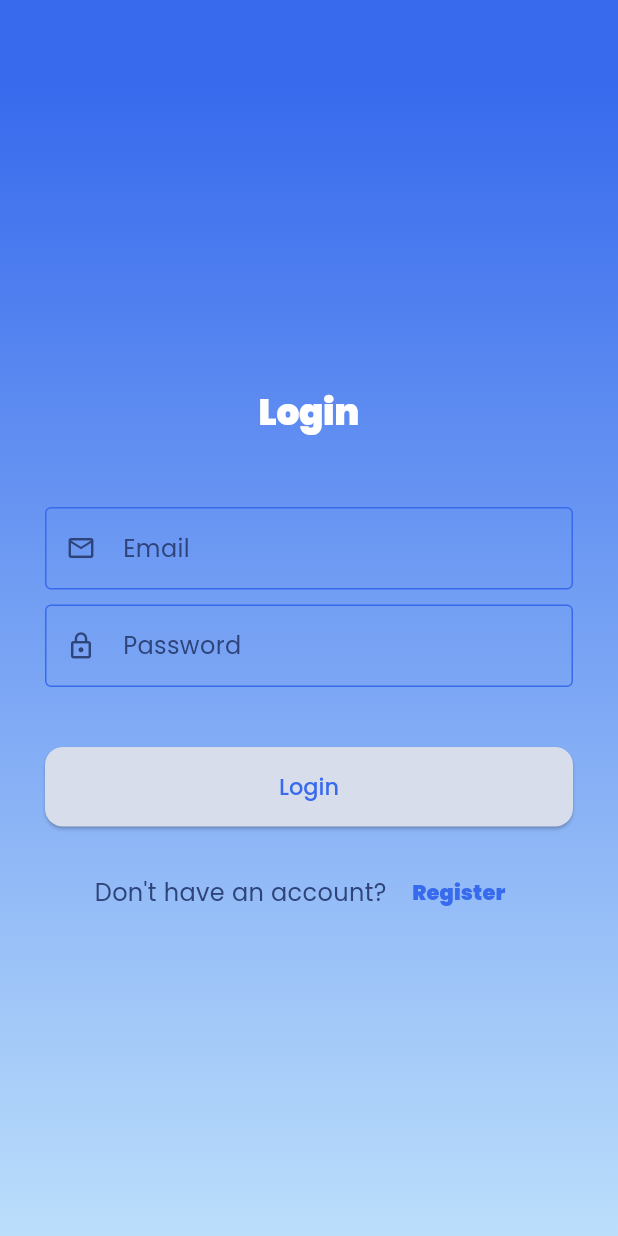
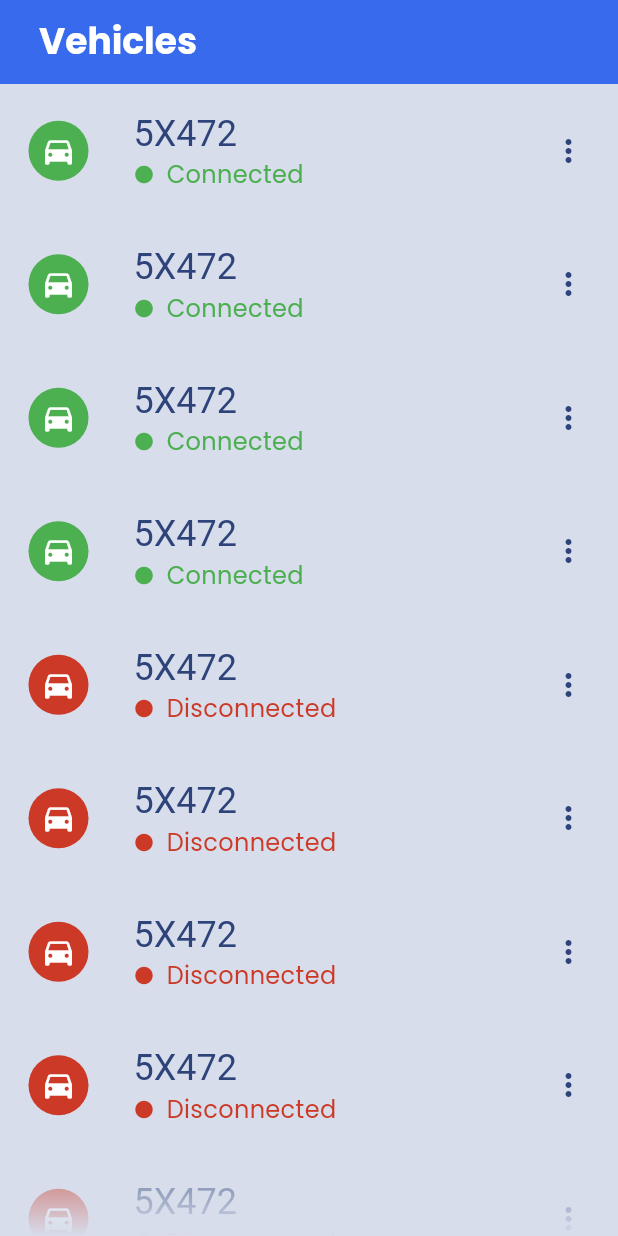
Before and after one commit to meraf00/vehicle-security-monitoring, a Flutter app: the screen it shows after launch, on a phone screen of 412 x 824 dp. Run offline on Flutter 3.47's test engine with Material 3 defaults, Android fonts, the light colour scheme and no system bars; our stand-ins replace flutter_screenutil.

Commit message:
feat: add vehicle list page

```diff
--- /dev/null
+++ b/vehicle_monitor/lib/core/repository.dart
@@ -0,0 +1,28 @@
+import 'package:vehicle_monitor/models/vehicle.dart';
+
+class Repository {
+  Future<Vehicle> getVehicle(String plate) async {
+    throw UnimplementedError();
+  }
+
+  Future<Vehicle> getVehicles(String plate) async {
+    throw UnimplementedError();
+  }
+
+  Future<Vehicle> trackVehicle(String plate) async {
+    throw UnimplementedError();
+  }
+
+  Future<Vehicle> sendControlSignal(String plate, ControlSignal signal) async {
+    switch (signal) {
+      case ControlSignal.grantAccess:
+        throw UnimplementedError();
+      case ControlSignal.denyAccess:
+        throw UnimplementedError();
+      case ControlSignal.terminate:
+        throw UnimplementedError();
+      default:
+        throw UnimplementedError();
+    }
+  }
+}
--- a/vehicle_monitor/lib/main.dart
+++ b/vehicle_monitor/lib/main.dart
@@ -1,6 +1,7 @@
 import 'package:flutter/material.dart';
 import 'package:vehicle_monitor/screens/login.dart';
 import 'package:vehicle_monitor/screens/register.dart';
+import 'package:vehicle_monitor/screens/vehicles_list.dart';
 import 'consts.dart';
 import 'screens/about.dart';
 import 'theme/app_theme.dart';
@@ -17,8 +18,9 @@
     return MaterialApp(
       title: Consts.appName,
       theme: AppTheme.themeData,
-      home: LoginScreen(),
+      home: VehicleScreen(),
       routes: {
+        '/vehicles': (context) => VehicleScreen(),
         '/login': (context) => LoginScreen(),
         '/register': (context) => RegisterScreen(),
         '/about': (context) => const AboutScreen(),
--- a/vehicle_monitor/lib/models/user.dart
+++ b/vehicle_monitor/lib/models/user.dart
@@ -1,6 +1,5 @@
 class User {
   String email;
-  String vehicles;
 
-  User({required this.email, required this.vehicles});
+  User({required this.email});
 }
--- a/vehicle_monitor/lib/models/vehicle.dart
+++ b/vehicle_monitor/lib/models/vehicle.dart
@@ -1,6 +1,22 @@
+enum ControlSignal { grantAccess, denyAccess, terminate }
+
+enum Status {
+  connected,
+  disconnected;
+
+  bool operator >(Status other) => index > other.index;
+  bool operator <(Status other) => index < other.index;
+  bool operator >=(Status other) => index >= other.index;
+  bool operator <=(Status other) => index <= other.index;
+}
+
 class Vehicle {
   String location;
   String plate;
+  Status status;
 
-  Vehicle({required this.location, required this.plate});
+  Vehicle(
+      {required this.location,
+      required this.plate,
+      this.status = Status.disconnected});
 }
--- /dev/null
+++ b/vehicle_monitor/lib/screens/vehicles_list.dart
@@ -0,0 +1,130 @@
+import 'package:flutter/material.dart';
+import 'package:vehicle_monitor/models/vehicle.dart';
+import 'package:vehicle_monitor/theme/app_colors.dart';
+
+class VehicleScreen extends StatelessWidget {
+  const VehicleScreen({super.key});
+
+  @override
+  Widget build(BuildContext context) {
+    final items = [
+      Vehicle(plate: '5X472', location: '83874940'),
+      Vehicle(plate: '5X472', location: '83874940'),
+      Vehicle(plate: '5X472', location: '83874940'),
+      Vehicle(plate: '5X472', location: '83874940'),
+      Vehicle(plate: '5X472', location: '83874940'),
+      Vehicle(plate: '5X472', location: '83874940'),
+      Vehicle(plate: '5X472', location: '83874940'),
+      Vehicle(plate: '5X472', location: '83874940'),
+      Vehicle(plate: '5X472', location: '83874940', status: Status.connected),
+      Vehicle(plate: '5X472', location: '83874940', status: Status.connected),
+      Vehicle(plate: '5X472', location: '83874940', status: Status.connected),
+      Vehicle(plate: '5X472', location: '83874940', status: Status.connected),
+    ];
+
+    items.sort(
+      (a, b) => (a.status < b.status) ? -1 : 1,
+    );
+
+    return Scaffold(
+      appBar: AppBar(
+        backgroundColor: AppColors.blue,
+        title: Padding(
+          padding: const EdgeInsets.all(10.0),
+          child: Text(
+            'Vehicles',
+            style: Theme.of(context).textTheme.displayMedium?.copyWith(
+                  color: AppColors.white,
+                ),
+          ),
+        ),
+      ),
+      body: Padding(
+        padding: const EdgeInsets.only(left: 10),
+        child: ShaderMask(
+          shaderCallback: (Rect rect) {
+            return const LinearGradient(
+              begin: Alignment.topCenter,
+              end: Alignment.bottomCenter,
+              colors: [
+                Colors.transparent,
+                AppColors.blue,
+              ],
+              stops: [0.9, 1.0], // 10% purple, 80% transparent, 10% purple
+            ).createShader(rect);
+          },
+          blendMode: BlendMode.dstOut,
+          child: ListView.builder(
+            itemCount: items.length,
+            itemBuilder: (context, index) {
+              return ListTile(
+                onTap: () => {
+                  Navigator.pushNamed(context, '/about'),
+                },
+
+                contentPadding: const EdgeInsets.all(9.0),
+
+                horizontalTitleGap: 30,
+
+                //
+                leading: CircleAvatar(
+                  backgroundColor: items[index].status == Status.disconnected
+                      ? AppColors.red
+                      : Colors.green,
+                  child: const Icon(
+                    Icons.directions_car,
+                    color: AppColors.white,
+                  ),
+                ),
+                //
+                trailing: PopupMenuButton(
+                  itemBuilder: (BuildContext context) {
+                    return [
+                      const PopupMenuItem(
+                        child: Text('Edit'),
+                      ),
+                      const PopupMenuItem(
+                        child: Text('Delete'),
+                      ),
+                    ];
+                  },
+                ),
+
+                //
+                title: Text(
+                  items[index].plate,
+                  style: Theme.of(context).textTheme.headlineSmall,
+                ),
+
+                //
+                subtitle: Row(
+                  children: [
+                    Icon(
+                      Icons.circle,
+                      color: items[index].status == Status.disconnected
+                          ? AppColors.red
+                          : Colors.green,
+                      size: 14,
+                    ),
+                    const SizedBox(width: 8),
+                    items[index].status == Status.disconnected
+                        ? Text('Disconnected',
+                            style: Theme.of(context)
+                                .textTheme
+                                .bodyMedium
+                                ?.copyWith(color: AppColors.red))
+                        : Text('Connected',
+                            style: Theme.of(context)
+                                .textTheme
+                                .bodyMedium
+                                ?.copyWith(color: Colors.green)),
+                  ],
+                ),
+              );
+            },
+          ),
+        ),
+      ),
+    );
+  }
+}
```
